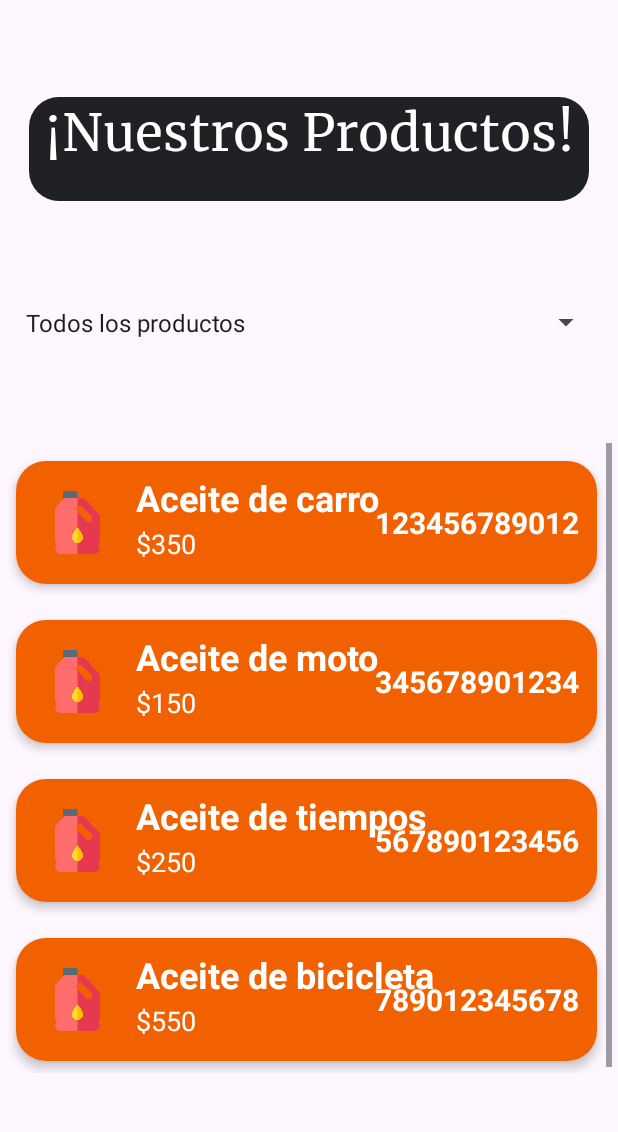
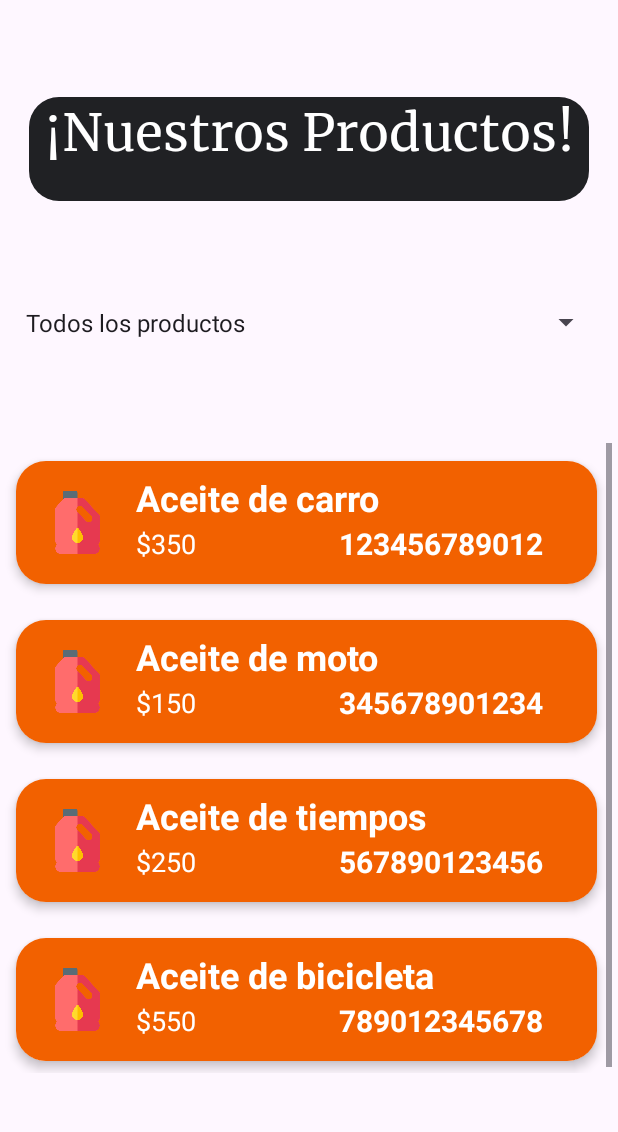
Before and after one commit to FerchoChainz/Refamovil_App, an Android app: the fragment ProductosFragment placed in its activity, on a phone screen of 412 x 824 dp, the part 84-1216 px from its top. Run offline under Robolectric (Android 15) with nearby library versions, the light colour scheme and no system bars.

Commit message:
update: clean fields on login erro and style card view

```diff
--- a/app/src/main/java/com/example/refamovil/MainActivity.java
+++ b/app/src/main/java/com/example/refamovil/MainActivity.java
@@ -75,6 +75,8 @@ public class MainActivity extends AppCompatActivity {
                                 startActivity(intent);
                             } else {
                                 Toast.makeText(getApplicationContext(), "Credenciales incorrectas", Toast.LENGTH_LONG).show();
+                                user.setText(null);
+                                password.setText(null);
                             }
                         } else {
                             Toast.makeText(getApplicationContext(), "Error al verificar las credenciales", Toast.LENGTH_LONG).show();
--- a/app/src/main/res/layout/list_element_adapter.xml
+++ b/app/src/main/res/layout/list_element_adapter.xml
@@ -62,22 +62,27 @@
                     android:layout_height="wrap_content"
                     android:text="Mexico"
                     android:textColor="@color/white"
-                    android:textSize="18sp"/>
+                    android:textSize="18sp" />
             </LinearLayout>
 
             <TextView
                 android:id="@+id/txtProductCode"
                 android:layout_width="wrap_content"
                 android:layout_height="wrap_content"
-                android:layout_centerVertical="true"
-                android:layout_marginEnd="6dp"
-                android:layout_marginRight="6dp"
+                android:layout_alignParentStart="false"
+                android:layout_alignParentTop="true"
+                android:layout_alignParentEnd="true"
+                android:layout_alignParentRight="true"
+                android:layout_alignParentBottom="false"
+                android:layout_centerVertical="false"
+                android:layout_marginLeft="299dp"
+                android:layout_marginTop="35dp"
+                android:layout_marginEnd="30dp"
+                android:layout_marginRight="30dp"
                 android:text="#33333"
                 android:textColor="@color/white"
                 android:textSize="20sp"
-                android:textStyle="bold"
-                android:layout_alignParentRight="true"
-                android:layout_alignParentEnd="true"/>
+                android:textStyle="bold" />
 
         </RelativeLayout>
     </LinearLayout>
```
